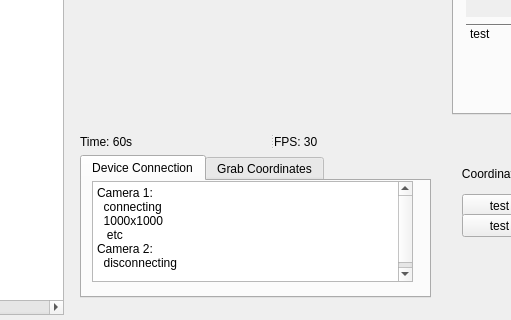
Qt form mainwindow.ui (yuranxue272181/WPIMQP) before a commit; both pictures show x 137 to 648 and y 234 to 554 of the 800 by 554 pixel window.
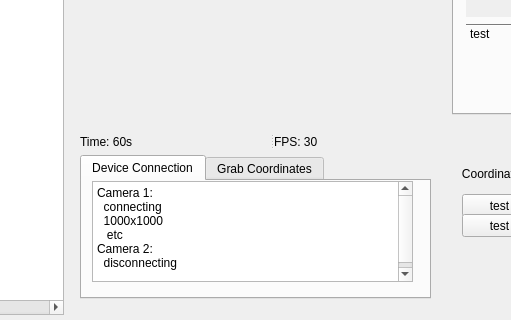
The same form after that commit. The open tabs and pages were chosen to show the change.

```diff
--- a/mainwindow.ui
+++ b/mainwindow.ui
@@ -41,6 +41,11 @@
      <height>10</height>
     </size>
    </property>
+   <property name="font">
+    <font>
+     <bold>false</bold>
+    </font>
+   </property>
    <widget class="QWidget" name="videoWidget" native="true">
     <property name="geometry">
      <rect>
@@ -165,13 +170,13 @@
      </item>
     </layout>
    </widget>
-   <widget class="QWidget" name="">
+   <widget class="QWidget" name="layoutWidget">
     <property name="geometry">
      <rect>
       <x>10</x>
       <y>350</y>
       <width>351</width>
-      <height>163</height>
+      <height>164</height>
      </rect>
     </property>
     <layout class="QVBoxLayout" name="verticalLayout">
```
Left out of the diff: 16 changed lines with no effect on the pictures.
